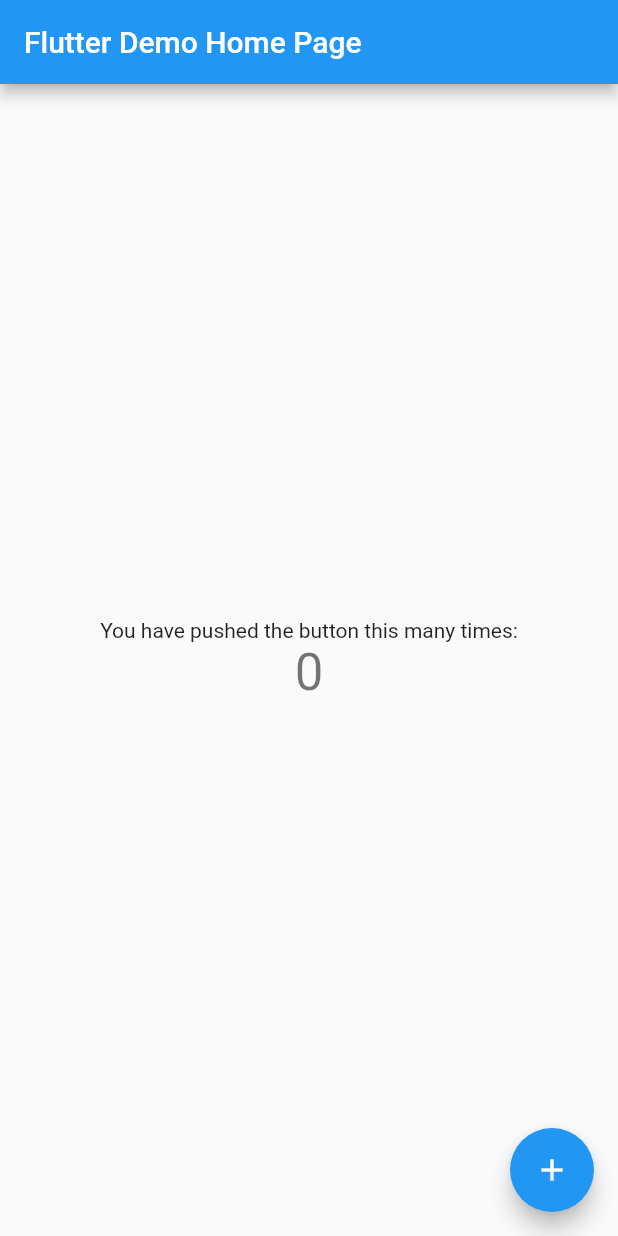
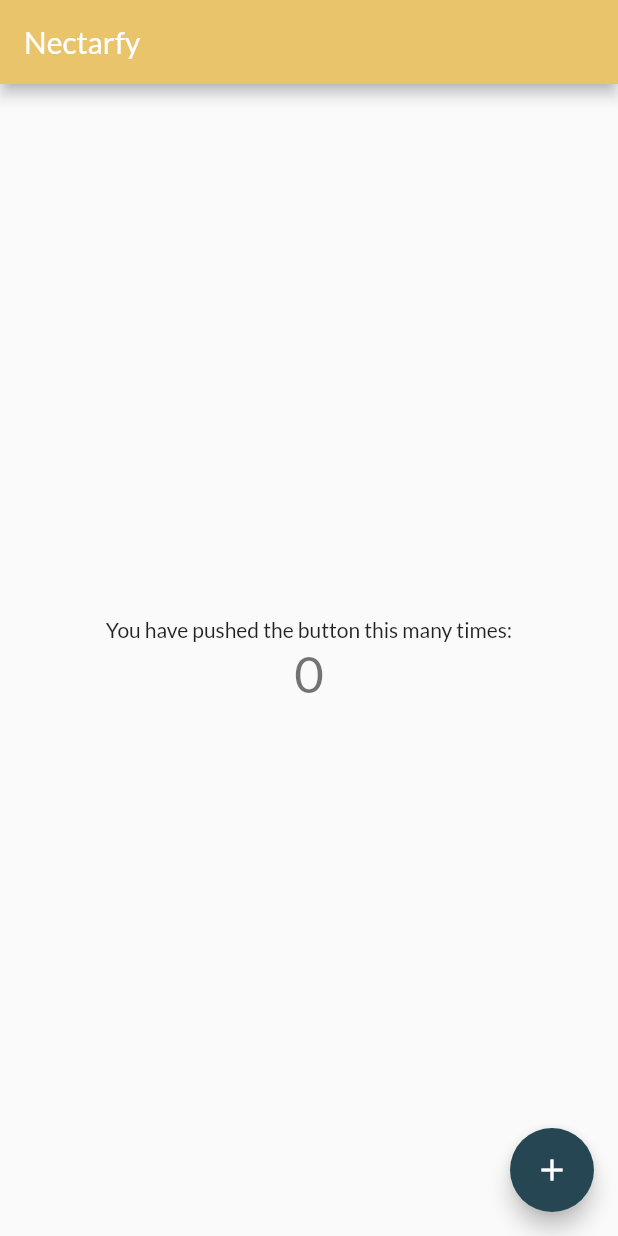
Before and after one commit to leowei31/nectarfy-app, a Flutter app: the screen it shows after launch, on a phone screen of 412 x 824 dp. Run offline on Flutter 3.47's test engine with Material 2 defaults, Android fonts, the phone set to English and light mode, and no system bars.

Commit message:
basic styling setup

```diff
--- a/app/lib/main.dart
+++ b/app/lib/main.dart
@@ -11,7 +11,7 @@ class MyApp extends StatelessWidget {
   @override
   Widget build(BuildContext context) {
     return MaterialApp(
-      title: 'Flutter Demo',
+      title: 'Nectarfy',
       theme: ThemeData(
         // This is the theme of your application.
         //
@@ -22,9 +22,12 @@ class MyApp extends StatelessWidget {
         // or simply save your changes to "hot reload" in a Flutter IDE).
         // Notice that the counter didn't reset back to zero; the application
         // is not restarted.
-        primarySwatch: Colors.blue,
+        primaryColor: Color(0xFFE9C46A),
+        accentColor: Color(0xFF264653),
+        fontFamily: 'Lato',
+
       ),
-      home: const MyHomePage(title: 'Flutter Demo Home Page'),
+      home: const MyHomePage(title: 'Nectarfy'),
     );
   }
 }
@@ -74,6 +77,7 @@ class _MyHomePageState extends State<MyHomePage> {
         // Here we take the value from the MyHomePage object that was created by
         // the App.build method, and use it to set our appbar title.
         title: Text(widget.title),
+        backgroundColor: Theme.of(context).primaryColor,
       ),
       body: Center(
         // Center is a layout widget. It takes a single child and positions it
```
Also changed, not shown: app/pubspec.yaml (+9 -9 lines), app/assets/fonts/Lato-Black.ttf (added), app/assets/fonts/Lato-BlackItalic.ttf (added), app/assets/fonts/Lato-Bold.ttf (added), app/assets/fonts/Lato-BoldItalic.ttf (added), app/assets/fonts/Lato-Italic.ttf (added), app/assets/fonts/Lato-Light.ttf (added), app/assets/fonts/Lato-LightItalic.ttf (added), app/assets/fonts/Lato-Regular.ttf (added), app/assets/fonts/Lato-Thin.ttf (added), app/assets/fonts/Lato-ThinItalic.ttf (added).
